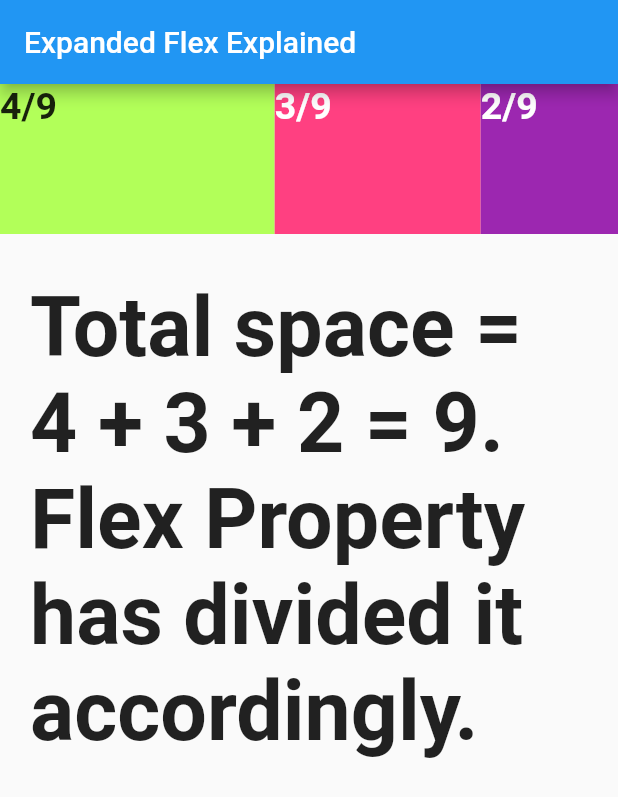
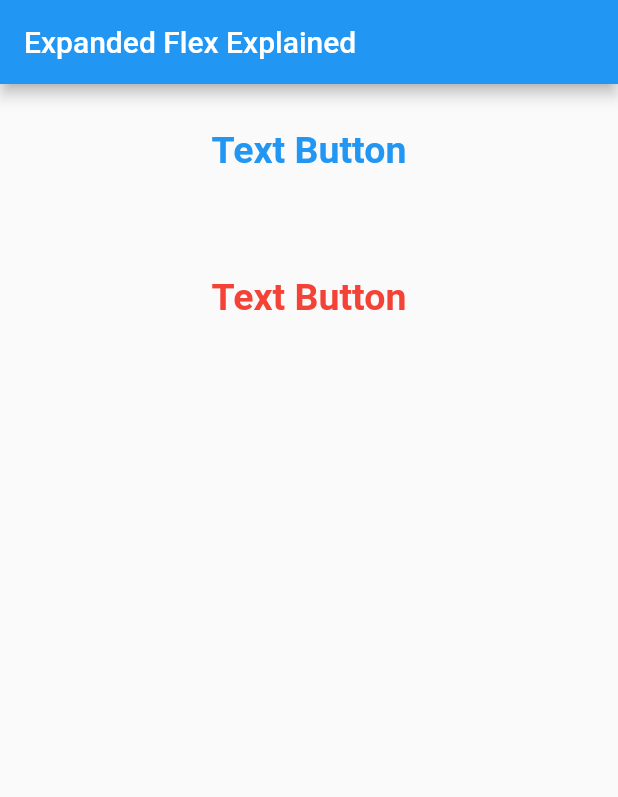
Before and after one commit to sanjibsinha/flutter_experiment, a Flutter app: the screen it shows after launch, on a phone screen of 412 x 824 dp. Shown: the top 797 px of the screen. Run offline on Flutter 3.47's test engine with Material 2 defaults, Android fonts, the phone set to English and light mode, and no system bars; our stand-ins replace google_fonts; Roboto replaces fonts that are missing (Sacramento, Salsa).

Commit message:
button started

```diff
--- a/lib/main.dart
+++ b/lib/main.dart
@@ -33,64 +33,51 @@ class MyHomePage extends StatelessWidget {
       body: Center(
         child: Column(
           children: [
-            Row(
-              children: <Widget>[
-                Expanded(
-                  flex: 4,
-                  child: Container(
-                    height: 100.00,
-                    color: Colors.lightGreenAccent,
+            Container(
+              margin: const EdgeInsets.all(20.00),
+              child: TextButton(
+                style: ButtonStyle(
+                  foregroundColor:
+                      MaterialStateProperty.all<Color>(Colors.blue),
+                ),
+                onPressed: () {},
                 child: Text(
-                      '4/9',
-                      style: GoogleFonts.sacramento(
+                  'Text Button',
+                  style: GoogleFonts.salsa(
                     fontSize: 25.00,
                     fontWeight: FontWeight.bold,
                   ),
                 ),
               ),
             ),
-                Expanded(
-                  flex: 3,
-                  child: Container(
-                    height: 100.00,
-                    color: Colors.pinkAccent,
-                    child: Text(
-                      '3/9',
-                      style: GoogleFonts.sacramento(
-                        fontSize: 25.00,
-                        fontWeight: FontWeight.bold,
-                        color: Colors.white,
-                      ),
-                    ),
-                  ),
-                ),
-                Expanded(
-                  flex: 2,
-                  child: Container(
-                    color: Colors.purple,
-                    height: 100.00,
-                    child: Text(
-                      '2/9',
-                      style: GoogleFonts.sacramento(
-                        fontSize: 25.00,
-                        fontWeight: FontWeight.bold,
-                        color: Colors.white,
-                      ),
-                    ),
-                  ),
-                ),
-              ],
-            ),
             const SizedBox(
               height: 10.00,
             ),
             Container(
               margin: const EdgeInsets.all(20.00),
+              child: TextButton(
+                style: ButtonStyle(
+                  foregroundColor: MaterialStateProperty.all<Color>(Colors.red),
+                  overlayColor: MaterialStateProperty.resolveWith<Color?>(
+                    (Set<MaterialState> states) {
+                      if (states.contains(MaterialState.hovered)) {
+                        return Colors.green.withOpacity(0.4);
+                      }
+                      if (states.contains(MaterialState.focused) ||
+                          states.contains(MaterialState.pressed)) {
+                        return Colors.blue.withOpacity(0.12);
+                      }
+                      return null; // Defer to the widget's default.
+                    },
+                  ),
+                ),
+                onPressed: () {},
                 child: Text(
-                'Total space = 4 + 3 + 2 = 9. Flex Property has divided it accordingly.',
+                  'Text Button',
                   style: GoogleFonts.salsa(
-                  fontSize: 55.00,
+                    fontSize: 25.00,
                     fontWeight: FontWeight.bold,
+                  ),
                 ),
               ),
             )
```
Lines whose indentation alone changed are shown as unchanged.
